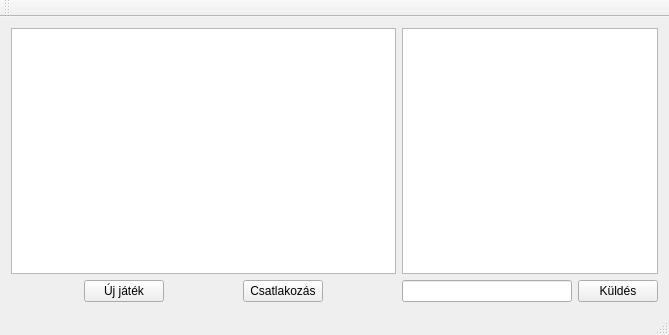
First picture: the form in src/pewpew-artillery/lobbywindow.ui, repository Keki56/linuxHF, before the edit.
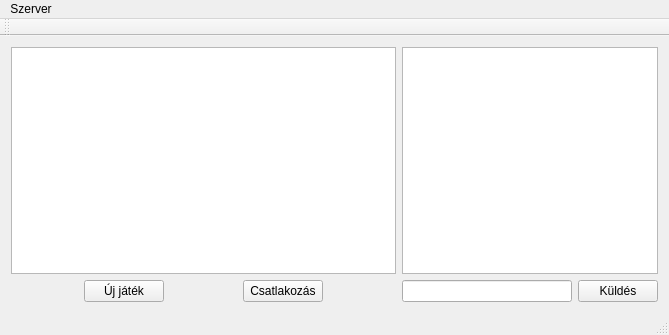
Second picture: the form after the edit.

Patch:
```diff
--- a/src/pewpew-artillery/lobbywindow.ui
+++ b/src/pewpew-artillery/lobbywindow.ui
@@ -84,9 +84,19 @@
      <x>0</x>
      <y>0</y>
      <width>669</width>
-     <height>25</height>
+     <height>21</height>
     </rect>
    </property>
+   <widget class="QMenu" name="menuSzerver">
+    <property name="title">
+     <string>Szerver</string>
+    </property>
+    <addaction name="actionConnect"/>
+    <addaction name="actionDisconnect"/>
+    <addaction name="separator"/>
+    <addaction name="actionExit"/>
+   </widget>
+   <addaction name="menuSzerver"/>
   </widget>
   <widget class="QToolBar" name="mainToolBar">
    <attribute name="toolBarArea">
```
Left out of the diff: 58 changed lines with no effect on the pictures.
